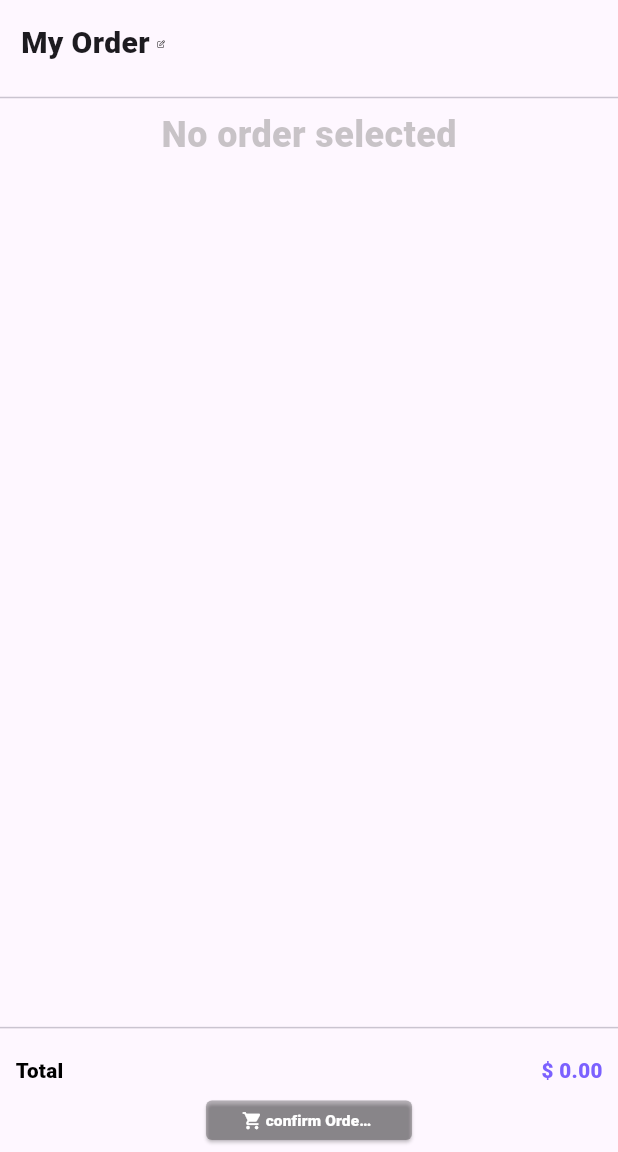
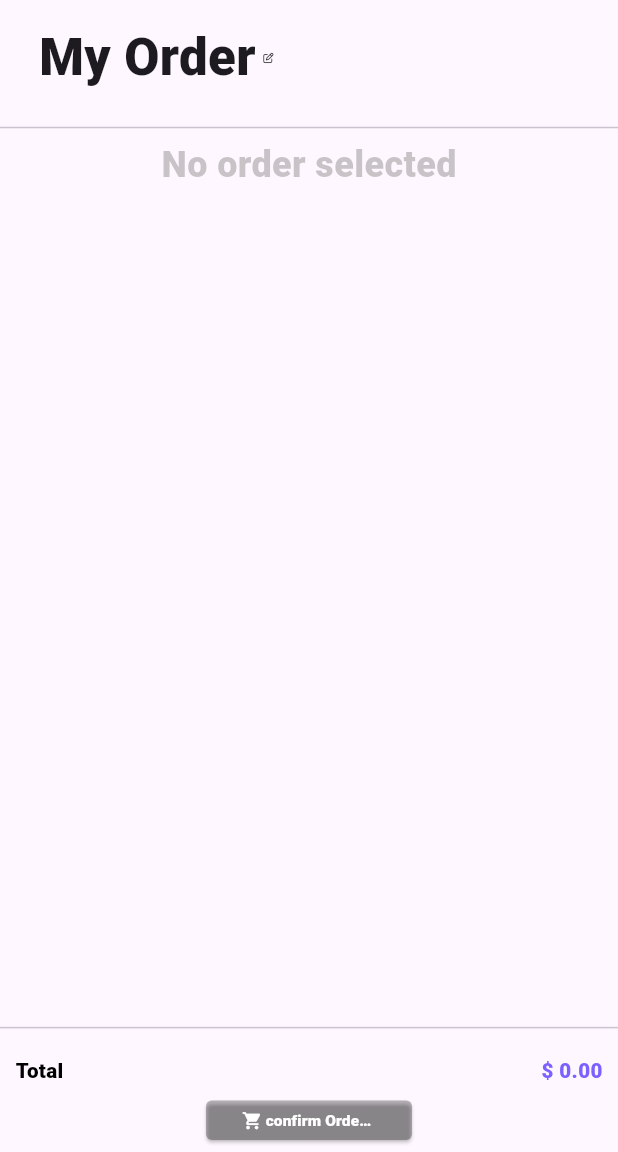
Before and after one commit to burapayoky/ui_test, a Flutter app: the CheckIn screen opened directly, on a phone screen of 412 x 824 dp, the part 84-1236 px from its top. Run offline on Flutter 3.47's test engine with Material 2 defaults, Android fonts, the phone set to English and light mode, and no system bars; our stand-ins replace bloc, flutter_bloc, font_awesome_flutter, scrollable_positioned_list.

```diff
--- a/lib/src/order/bloc/order_event.dart
+++ b/lib/src/order/bloc/order_event.dart
@@ -26,3 +26,9 @@ class OrderFoodSetUpdateEvent extends OrderEvent {
 
   OrderFoodSetUpdateEvent({required this.selectedItem});
 }
+
+class OrderFoodCatUpdateEvent extends OrderEvent {
+  final int SelectedCat;
+
+  OrderFoodCatUpdateEvent({required this.SelectedCat});
+}
--- a/lib/src/order/bloc/order_state.dart
+++ b/lib/src/order/bloc/order_state.dart
@@ -4,11 +4,13 @@ abstract class OrderState {
   final Map<String, List<FoodModel>> foodData;
   final String? foodSetId;
   late int selectedId;
+  late int selectedCat;
 
   OrderState({
     this.foodData = const {},
     this.foodSetId,
     this.selectedId = 0,
+    this.selectedCat = 0,
   });
 }
 
@@ -19,9 +21,20 @@ class OrderUpdateState extends OrderState {
     required Map<String, List<FoodModel>> foodData,
     required String? foodSetId,
     required int selectedId,
-  }) : super(foodData: foodData, foodSetId: foodSetId, selectedId: selectedId);
+    required int selectedCat,
+  }) : super(
+          foodData: foodData,
+          foodSetId: foodSetId,
+          selectedId: selectedId,
+          selectedCat: selectedCat,
+        );
 }
 
 class OrderUpdateColorsState extends OrderState {
   OrderUpdateColorsState({required selectedId}) : super(selectedId: selectedId);
 }
+
+class OrderUpdateColorsCatState extends OrderState {
+  OrderUpdateColorsCatState({required selectedCat})
+      : super(selectedCat: selectedCat);
+}
--- a/lib/src/widget/check_in.dart
+++ b/lib/src/widget/check_in.dart
@@ -25,19 +25,22 @@ class CheckIn extends StatelessWidget {
             child: Container(
               child: Row(
                 children: [
-                  const Text(
-                    'My Order',
-                    style: TextStyle(
-                        fontWeight: FontWeight.w700,
-                        fontSize: 20,
-                        fontStyle: FontStyle.normal,
-                        overflow: TextOverflow.fade),
+                  const Padding(
+                    padding: EdgeInsets.only(left: 12.0),
+                    child: Text(
+                      'My Order',
+                      style: TextStyle(
+                          fontWeight: FontWeight.w700,
+                          fontSize: 34,
+                          fontStyle: FontStyle.normal,
+                          overflow: TextOverflow.fade),
+                    ),
                   ),
                   Padding(
                     padding: const EdgeInsets.only(left: 5),
                     child: FaIcon(
                       FontAwesomeIcons.penToSquare,
-                      size: context.screenWidth / 80,
+                      size: context.screenWidth / 60,
                     ),
                   )
                 ],
```
Also changed, not shown: lib/src/order/bloc/order_bloc.dart (+10 -2 lines), lib/src/widget/select_menu.dart (+23 -15 lines).
